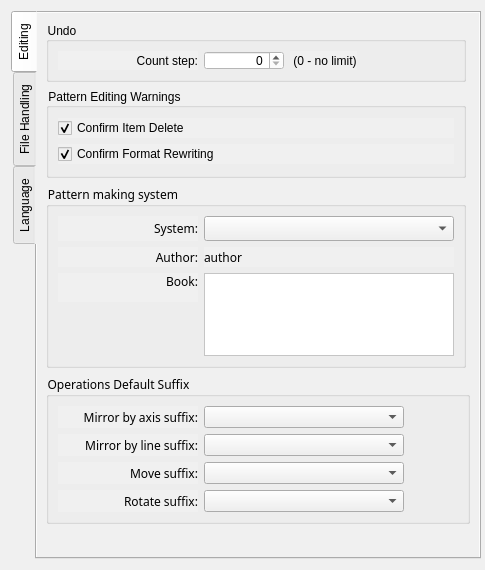
The window that src/app/seamly2d/dialogs/configpages/preferencesconfigurationpage.ui (FashionFreedom/Seamly2D) describes before a commit, drawn with Qt 5.
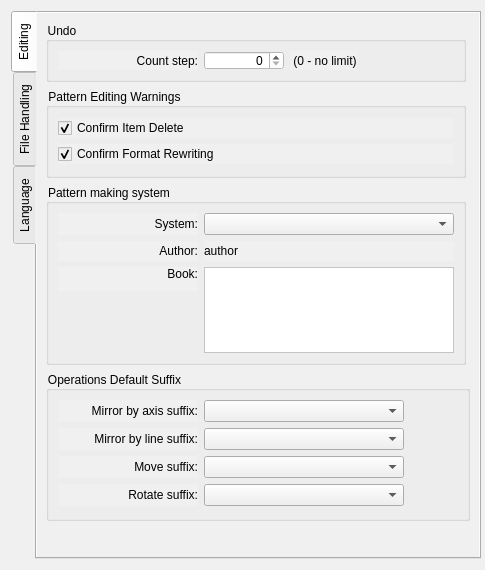
The same window after the commit. The open tabs and pages were chosen to show the change. Custom widgets are drawn as their Qt base class.

Commit message:
mac: remove all references to MS Shell Dlg
This is a font only available on windows, remove it from the ui files
to use the default font.

Fixes the error

Populating font family aliases took xxx ms.Replace uses of missing
font family "MS Shell Dlg 2" with one that exists to avoid this cost.

Diff of the .ui file:
```diff
--- a/src/app/seamly2d/dialogs/configpages/preferencesconfigurationpage.ui
+++ b/src/app/seamly2d/dialogs/configpages/preferencesconfigurationpage.ui
@@ -321,7 +321,6 @@
          </property>
          <property name="font">
           <font>
-           <family>MS Shell Dlg 2 UI</family>
            <pointsize>9</pointsize>
           </font>
          </property>
@@ -339,7 +338,6 @@
             </property>
             <property name="font">
              <font>
-              <family>MS Shell Dlg 2 UI</family>
               <pointsize>9</pointsize>
              </font>
             </property>
@@ -361,7 +359,6 @@
             </property>
             <property name="font">
              <font>
-              <family>MS Shell Dlg 2 UI</family>
               <pointsize>9</pointsize>
              </font>
             </property>
@@ -377,7 +374,6 @@
             </property>
             <property name="font">
              <font>
-              <family>MS Shell Dlg 2 UI</family>
               <pointsize>9</pointsize>
              </font>
             </property>
@@ -399,7 +395,6 @@
             </property>
             <property name="font">
              <font>
-              <family>MS Shell Dlg 2 UI</family>
               <pointsize>9</pointsize>
              </font>
             </property>
@@ -418,7 +413,6 @@
             </property>
             <property name="font">
              <font>
-              <family>MS Shell Dlg 2 UI</family>
               <pointsize>9</pointsize>
              </font>
             </property>
@@ -452,7 +446,6 @@
             </property>
             <property name="font">
              <font>
-              <family>MS Shell Dlg 2 UI</family>
               <pointsize>9</pointsize>
              </font>
             </property>
@@ -483,7 +476,6 @@
          </property>
          <property name="font">
           <font>
-           <family>MS Shell Dlg 2 UI</family>
            <pointsize>9</pointsize>
           </font>
          </property>
```
Left out of the diff: 17 changed lines with no effect on the pictures. The commit also changes 27 other files.
